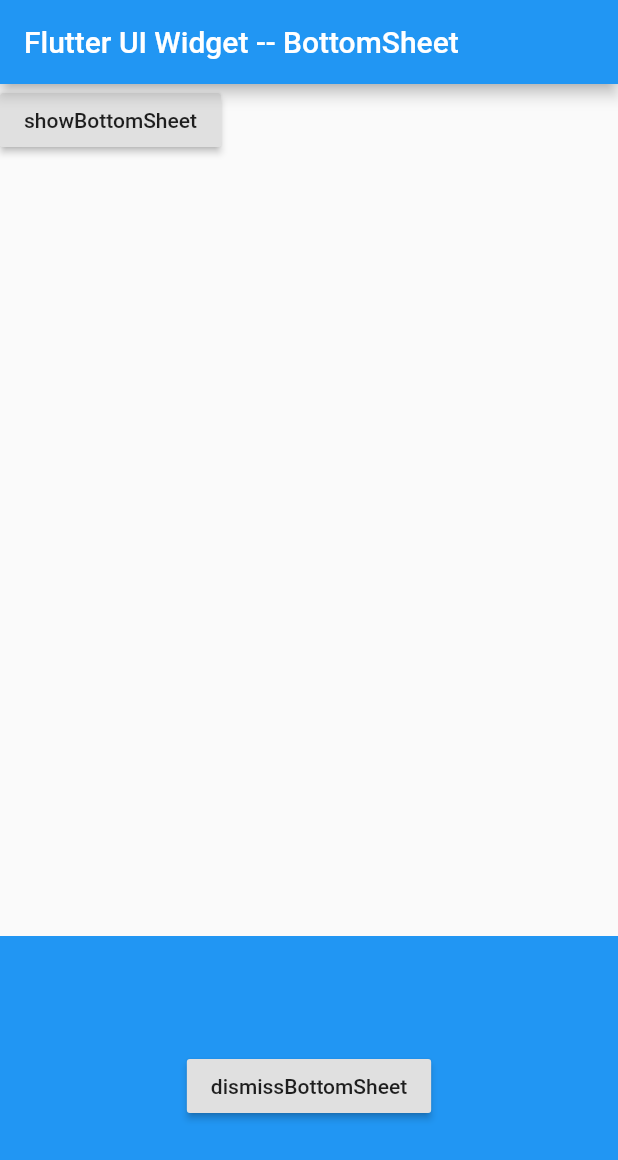
After one commit to koudle/The-Guide-to-the-Flutter, a Flutter app: the BottomSheetPage screen opened by its route, after a tap on "PersistentBottomSheet: bottomSheet", on a phone screen of 412 x 824 dp. The commit adds this screen. Shown: the top 1160 px of the screen. Run offline on Flutter 3.47's test engine with Material 2 defaults, Android fonts, the phone set to English and light mode, and no system bars.

Commit message:
add BottomSheet

```diff
--- /dev/null
+++ b/flutter_widget_demo/lib/bottomsheet/PersistentBottomSheetWidget.dart
@@ -0,0 +1,37 @@
+import 'package:flutter/material.dart';
+
+main() => runApp(new PersistentBottomSheetWidgetWidget());
+
+class PersistentBottomSheetWidgetWidget extends StatelessWidget {
+  @override
+  Widget build(BuildContext context) {
+    return new MaterialApp(
+      title: 'Test',
+      home: new Scaffold(
+        appBar: new AppBar(title: new Text('Flutter UI Widget -- BottomSheet')),
+        body: Builder(
+          builder: (context) {
+            return RaisedButton(
+              onPressed: () {},
+              child: Text('showBottomSheet'),
+            );
+          },
+        ),
+        bottomSheet: BottomSheet(
+            onClosing: () {},
+            builder: (context) => Container(
+                  height: 200.0,
+                  color: Colors.blue,
+                  child: Center(
+                    child: RaisedButton(
+                      onPressed: () {
+                        Navigator.of(context).pop();
+                      },
+                      child: Text('dismissBottomSheet'),
+                    ),
+                  ),
+                )),
+      ),
+    );
+  }
+}
--- /dev/null
+++ b/flutter_widget_demo/lib/bottomsheet/ShowModalBottomSheetWidget.dart
@@ -0,0 +1,40 @@
+import 'package:flutter/material.dart';
+
+main() => runApp(new ShowModalBottomSheetWidget());
+
+class ShowModalBottomSheetWidget extends StatelessWidget {
+  @override
+  Widget build(BuildContext context) {
+    return new MaterialApp(
+      title: 'Test',
+      home: new Scaffold(
+          appBar:
+              new AppBar(title: new Text('Flutter UI Widget -- BottomSheet')),
+          body: Builder(
+            builder: (context) {
+              return RaisedButton(
+                onPressed: () {
+                  showModalBottomSheet(
+                      context: context,
+                      builder: (context) => BottomSheet(
+                          onClosing: () {},
+                          builder: (context) => Container(
+                                height: 200.0,
+                                color: Colors.blue,
+                                child: Center(
+                                  child: RaisedButton(
+                                    onPressed: () {
+                                      Navigator.of(context).pop();
+                                    },
+                                    child: Text('dismissBottomSheet'),
+                                  ),
+                                ),
+                              )));
+                },
+                child: Text('showBottomSheet'),
+              );
+            },
+          )),
+    );
+  }
+}
--- /dev/null
+++ b/flutter_widget_demo/lib/bottomsheet/ShowPersistentBottomSheetWidget.dart
@@ -0,0 +1,40 @@
+import 'package:flutter/material.dart';
+
+main() => runApp(new ShowPersistentBottomSheetWidget());
+
+class ShowPersistentBottomSheetWidget extends StatelessWidget {
+  @override
+  Widget build(BuildContext context) {
+    return new MaterialApp(
+      title: 'Test',
+      home: new Scaffold(
+          appBar:
+              new AppBar(title: new Text('Flutter UI Widget -- BottomSheet')),
+          body: Builder(
+            builder: (context) {
+              return RaisedButton(
+                onPressed: () {
+                  showBottomSheet(
+                      context: context,
+                      builder: (context) => BottomSheet(
+                          onClosing: () {},
+                          builder: (context) => Container(
+                                height: 200.0,
+                                color: Colors.blue,
+                                child: Center(
+                                  child: RaisedButton(
+                                    onPressed: () {
+                                      Navigator.of(context).pop();
+                                    },
+                                    child: Text('dismissBottomSheet'),
+                                  ),
+                                ),
+                              )));
+                },
+                child: Text('showBottomSheet'),
+              );
+            },
+          )),
+    );
+  }
+}
--- a/flutter_widget_demo/lib/main.dart
+++ b/flutter_widget_demo/lib/main.dart
@@ -1,4 +1,5 @@
 import 'package:flutter/material.dart';
+import 'package:flutter_widget_demo/page/BottomSheetPage.dart';
 import 'package:flutter_widget_demo/page/ButtonPage.dart';
 import 'package:flutter_widget_demo/page/DialogPage.dart';
 import 'package:flutter_widget_demo/page/ImagePage.dart';
@@ -25,6 +26,7 @@ class MyApp extends StatelessWidget {
         '/Page3': (context) => ButtonPage(),
         '/Page4': (context) => SnackBarPage(),
         '/Page5': (context) => DialogPage(),
+        '/Page6': (context) => BottomSheetPage(),
       },
     );
   }
@@ -40,7 +42,7 @@ class MyHomePage extends StatefulWidget {
 }
 
 class _MyHomePageState extends State<MyHomePage> {
-  List<String> widgets = ['第28节 -- 文本框', '第29节 -- 图片和Icon','第30节 -- 输入框','第31节 -- 按钮','第32节 -- SnackBar','第33节 -- 对话框'];
+  List<String> widgets = ['第28节 -- 文本框', '第29节 -- 图片和Icon','第30节 -- 输入框','第31节 -- 按钮','第32节 -- SnackBar','第33节 -- 对话框','第34节 -- BottomSheet'];
 
   @override
   Widget build(BuildContext context) {
--- /dev/null
+++ b/flutter_widget_demo/lib/page/BottomSheetPage.dart
@@ -0,0 +1,47 @@
+import 'package:flutter/material.dart';
+import 'package:flutter_widget_demo/bottomsheet/PersistentBottomSheetWidget.dart';
+import 'package:flutter_widget_demo/bottomsheet/ShowModalBottomSheetWidget.dart';
+import 'package:flutter_widget_demo/bottomsheet/ShowPersistentBottomSheetWidget.dart';
+class BottomSheetPage extends StatelessWidget {
+
+  @override
+  Widget build(BuildContext context) {
+    // TODO: implement build
+    return Scaffold(
+      appBar: AppBar(
+        title: Text('BottomSheet'),
+      ),
+      body: ListView(
+        children: <Widget>[
+          GestureDetector(
+            child: ListTile(
+              title: Text('PersistentBottomSheet: showBottomSheet()'),
+            ),
+            onTap: () {
+              Navigator.push(context,
+                  MaterialPageRoute(builder: (context) => ShowPersistentBottomSheetWidget()));
+            },
+          ),
+          GestureDetector(
+            child: ListTile(
+              title: Text('PersistentBottomSheet: bottomSheet'),
+            ),
+            onTap: () {
+              Navigator.push(context,
+                  MaterialPageRoute(builder: (context) => PersistentBottomSheetWidgetWidget()));
+            },
+          ),
+          GestureDetector(
+            child: ListTile(
+              title: Text('ModalBottomSheet: showModalBottomSheet()'),
+            ),
+            onTap: () {
+              Navigator.push(context,
+                  MaterialPageRoute(builder: (context) => ShowModalBottomSheetWidget()));
+            },
+          )
+        ],
+      ),
+    );
+  }
+}
```
